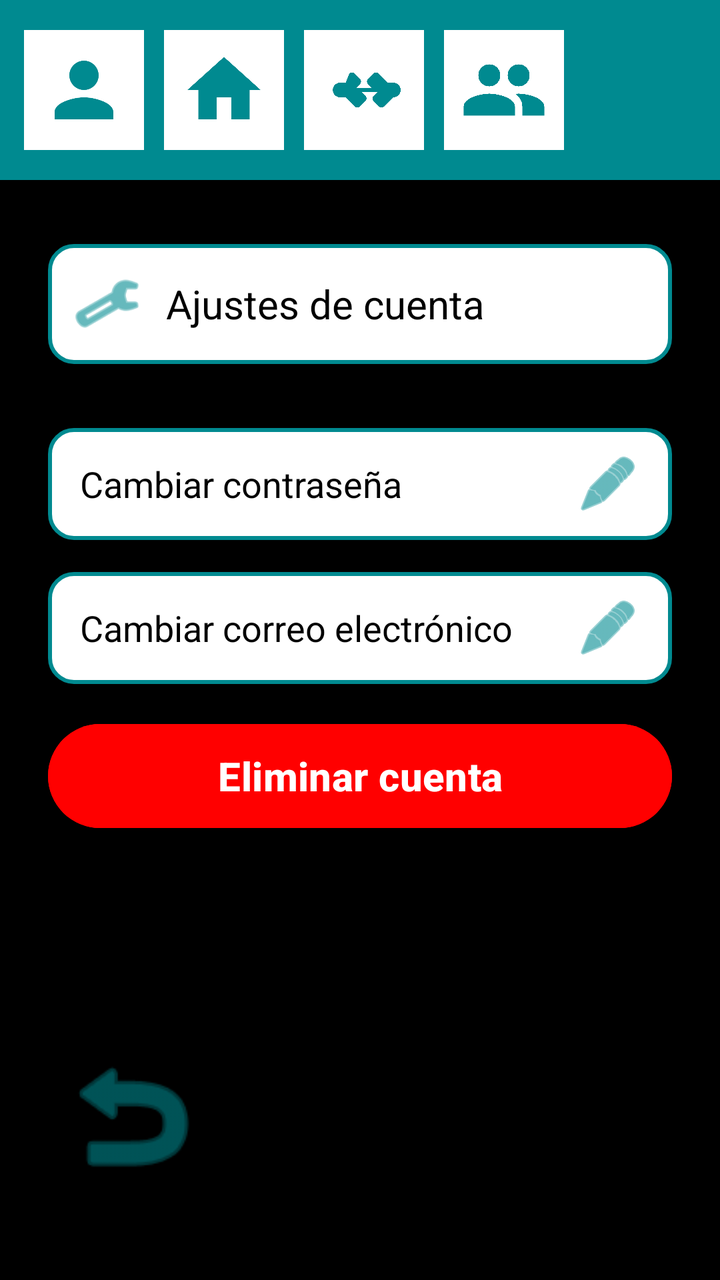
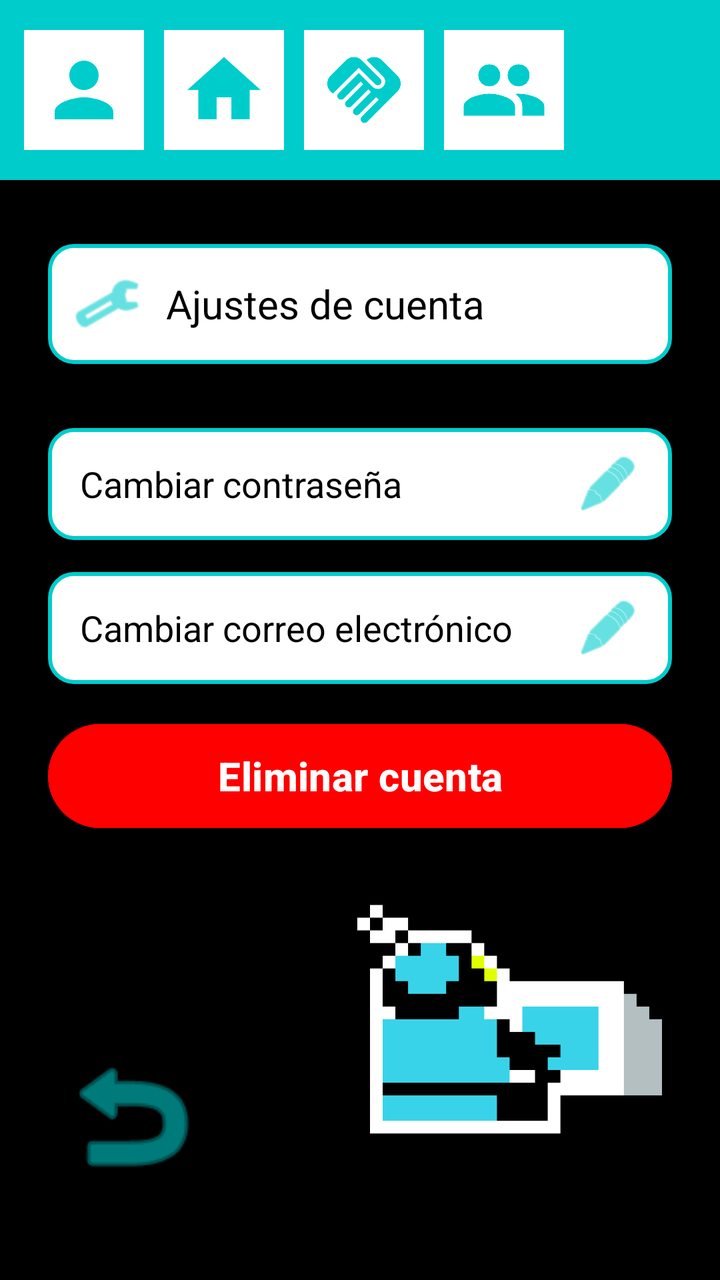

Compare the two renders of this Android layout. The source of the first and the diff that turns it into the second are given below.
<!-- AndroidManifest.xml: application theme Theme.QuikFile -->
<!-- res/layout/activity_account_settings.xml -->
<?xml version="1.0" encoding="utf-8"?>
<androidx.constraintlayout.widget.ConstraintLayout xmlns:android="http://schemas.android.com/apk/res/android"
    xmlns:app="http://schemas.android.com/apk/res-auto"
    xmlns:tools="http://schemas.android.com/tools"
    android:layout_width="match_parent"
    android:layout_height="match_parent"
    android:background="@color/background_black"
    tools:context=".AccountSettingsActivity">

    
    <LinearLayout
        android:id="@+id/topBar"
        android:layout_width="match_parent"
        android:layout_height="90dp"
        android:background="@color/blue_app"
        android:gravity="center_vertical"
        android:orientation="horizontal"
        android:paddingStart="12dp"
        android:paddingEnd="12dp"
        android:elevation="4dp"
        app:layout_constraintTop_toTopOf="parent">

        <ImageView
            android:id="@+id/btnSettingsTop"
            android:layout_width="60dp"
            android:layout_height="60dp"
            android:layout_marginEnd="10dp"
            android:background="@color/white"
            android:padding="8dp"
            android:src="@drawable/ic_person"
            app:tint="@color/blue_app" />

        <ImageView
            android:id="@+id/btnHomeTop"
            android:layout_width="60dp"
            android:layout_height="60dp"
            android:layout_marginEnd="10dp"
            android:background="@color/white"
            android:padding="8dp"
            android:src="@drawable/ic_home"
            app:tint="@color/blue_app" />

        <ImageView
            android:id="@+id/btnSharedTop"
            android:layout_width="60dp"
            android:layout_height="60dp"
            android:layout_marginEnd="10dp"
            android:background="@color/white"
            android:padding="8dp"
            android:src="@drawable/ic_handshake"
            app:tint="@color/blue_app" />

        <ImageView
            android:id="@+id/btnLoginTop"
            android:layout_width="60dp"
            android:layout_height="60dp"
            android:background="@color/white"
            android:padding="8dp"
            android:src="@drawable/ic_group"
            app:tint="@color/blue_app" />
    </LinearLayout>

    
    <LinearLayout
        android:id="@+id/titleBar"
        android:layout_width="match_parent"
        android:layout_height="60dp"
        android:layout_marginStart="24dp"
        android:layout_marginTop="32dp"
        android:layout_marginEnd="24dp"
        android:background="@drawable/search_bar_background"
        android:gravity="center_vertical"
        android:orientation="horizontal"
        android:paddingStart="12dp"
        android:paddingEnd="12dp"
        app:layout_constraintTop_toBottomOf="@id/topBar">

        <ImageView
            android:layout_width="35dp"
            android:layout_height="35dp"
            android:src="@android:drawable/ic_menu_manage"
            app:tint="@color/blue_app" />

        <TextView
            android:layout_width="wrap_content"
            android:layout_height="wrap_content"
            android:layout_marginStart="12dp"
            android:text="Ajustes de cuenta"
            android:textColor="@color/black"
            android:textSize="20sp" />
    </LinearLayout>

    
    <LinearLayout
        android:id="@+id/optionsLayout"
        android:layout_width="match_parent"
        android:layout_height="wrap_content"
        android:layout_marginStart="24dp"
        android:layout_marginTop="32dp"
        android:layout_marginEnd="24dp"
        android:orientation="vertical"
        app:layout_constraintTop_toBottomOf="@id/titleBar">

        
        <LinearLayout
            android:id="@+id/btnChangePassword"
            android:layout_width="match_parent"
            android:layout_height="56dp"
            android:layout_marginBottom="16dp"
            android:background="@drawable/search_bar_background"
            android:gravity="center_vertical"
            android:orientation="horizontal"
            android:paddingStart="16dp"
            android:paddingEnd="16dp"
            android:clickable="true"
            android:focusable="true">

            <TextView
                android:layout_width="0dp"
                android:layout_height="wrap_content"
                android:layout_weight="1"
                android:text="Cambiar contraseña"
                android:textColor="@color/black"
                android:textSize="18sp" />

            <ImageView
                android:layout_width="32dp"
                android:layout_height="32dp"
                android:src="@android:drawable/ic_menu_edit"
                app:tint="@color/blue_app" />
        </LinearLayout>

        
        <LinearLayout
            android:id="@+id/btnChangeEmail"
            android:layout_width="match_parent"
            android:layout_height="56dp"
            android:layout_marginBottom="16dp"
            android:background="@drawable/search_bar_background"
            android:gravity="center_vertical"
            android:orientation="horizontal"
            android:paddingStart="16dp"
            android:paddingEnd="16dp"
            android:clickable="true"
            android:focusable="true">

            <TextView
                android:layout_width="0dp"
                android:layout_height="wrap_content"
                android:layout_weight="1"
                android:text="Cambiar correo electrónico"
                android:textColor="@color/black"
                android:textSize="18sp" />

            <ImageView
                android:layout_width="32dp"
                android:layout_height="32dp"
                android:src="@android:drawable/ic_menu_edit"
                app:tint="@color/blue_app" />
        </LinearLayout>

        
        <Button
            android:id="@+id/btnDeleteAccount"
            android:layout_width="match_parent"
            android:layout_height="60dp"
            android:backgroundTint="@color/red_delete"
            android:text="Eliminar cuenta"
            android:textAllCaps="false"
            android:textColor="@color/white"
            android:textSize="20sp"
            android:textStyle="bold" />
    </LinearLayout>

    
    <ImageView
        android:id="@+id/btnBack"
        android:layout_width="100dp"
        android:layout_height="100dp"
        android:layout_marginStart="16dp"
        android:layout_marginBottom="32dp"
        android:padding="12dp"
        android:src="@android:drawable/ic_menu_revert"
        app:layout_constraintBottom_toBottomOf="parent"
        app:layout_constraintStart_toStartOf="parent"
        app:tint="@color/blue_app" />

</androidx.constraintlayout.widget.ConstraintLayout>
<!-- resources referenced by this layout -->
<resources>
  <color name="background_black">#000000</color>//si lo he puesto todo bien sobraria este
  <color name="black">#FF000000</color>
  <color name="blue_app">#008A90</color>
  <color name="red_delete">#FF0000</color>
  <color name="white">#FFFFFFFF</color>
  <!-- drawable ic_group (drawable) -->
  <?xml version="1.0" encoding="utf-8"?>
  <vector xmlns:android="http://schemas.android.com/apk/res/android"
      android:width="24dp"
      android:height="24dp"
      android:viewportWidth="24"
      android:viewportHeight="24">
      <path
          android:fillColor="#000000"
          android:pathData="M16,11c1.66,0 2.99,-1.34 2.99,-3S17.66,5 16,5s-3,1.34 -3,3 1.34,3 3,3zM8,11c1.66,0 2.99,-1.34 2.99,-3S9.66,5 8,5 5,6.34 5,8s1.34,3 3,3zM8,13c-2.33,0 -7,1.17 -7,3.5V19h14v-2.5c0,-2.33 -4.67,-3.5 -7,-3.5zM16,13c-0.29,0 -0.62,0.02 -0.97,0.05 1.16,0.84 1.97,1.97 1.97,3.45V19h6v-2.5c0,-2.33 -4.67,-3.5 -7,-3.5z"/>
  </vector>
  <!-- drawable ic_handshake (drawable) -->
  <?xml version="1.0" encoding="utf-8"?>
  <vector xmlns:android="http://schemas.android.com/apk/res/android"
      android:width="24dp"
      android:height="24dp"
      android:viewportWidth="24"
      android:viewportHeight="24">
      <path
          android:fillColor="#000000"
          android:pathData="M22,12c0,-1.1 -0.9,-2 -2,-2h-1.5l-2.5,-2.5c-0.39,-0.39 -1.01,-0.39 -1.4,0l-1.5,1.5c-0.39,0.39 -0.39,1.01 0,1.4l1.1,1.1h-4.4l1.1,-1.1c0.39,-0.39 0.39,-1.01 0,-1.4l-1.5,-1.5c-0.39,-0.39 -1.01,-0.39 -1.4,0L7,10H5.5c-1.1,0 -2,0.9 -2,2s0.9,2 2,2h1.5l2.5,2.5c0.39,0.39 1.01,0.39 1.4,0l1.5,-1.5c0.39,-0.39 0.39,-1.01 0,-1.4l-1.1,-1.1h4.4l-1.1,1.1c-0.39,0.39 -0.39,1.01 0,1.4l1.5,1.5c0.39,0.39 1.01,0.39 1.4,0l2.5,-2.5H20c1.1,0 2,-0.9 2,-2z"/>
  </vector>
  <!-- drawable ic_home (drawable) -->
  <?xml version="1.0" encoding="utf-8"?>
  <vector xmlns:android="http://schemas.android.com/apk/res/android"
      android:width="24dp"
      android:height="24dp"
      android:viewportWidth="24"
      android:viewportHeight="24">
      <path
          android:fillColor="#000000"
          android:pathData="M10,20V14H14V20H19V12H22L12,3L2,12H5V20H10Z"/>
  </vector>
  <!-- drawable ic_person (drawable) -->
  <?xml version="1.0" encoding="utf-8"?>
  <vector xmlns:android="http://schemas.android.com/apk/res/android"
      android:width="24dp"
      android:height="24dp"
      android:viewportWidth="24"
      android:viewportHeight="24">
      <path
          android:fillColor="#000000"
          android:pathData="M12,12c2.21,0 4,-1.79 4,-4s-1.79,-4 -4,-4 -4,1.79 -4,4 1.79,4 4,4zM12,14c-2.67,0 -8,1.34 -8,4v2h16v-2c0,-2.66 -5.33,-4 -8,-4z"/>
  </vector>
  <!-- drawable search_bar_background (drawable) -->
  <?xml version="1.0" encoding="utf-8"?>
  <shape xmlns:android="http://schemas.android.com/apk/res/android">
      <solid android:color="@color/white" />
      <corners android:radius="12dp" />
      <stroke android:width="2dp" android:color="@color/blue_app" />
  </shape>
  <style name="Theme.QuikFile" parent="Base.Theme.QuikFile" />
  <style name="Base.Theme.QuikFile" parent="Theme.Material3.DayNight.NoActionBar">
          
          
      </style>
</resources>

<!-- the commit's change to res/layout/activity_account_settings.xml (unified diff, before → after) -->
@@ -4,7 +4,7 @@
     xmlns:tools="http://schemas.android.com/tools"
     android:layout_width="match_parent"
     android:layout_height="match_parent"
-    android:background="@color/background_black"
+    android:background="@color/black"
     tools:context=".AccountSettingsActivity">
 
     
@@ -185,4 +185,14 @@
         app:layout_constraintStart_toStartOf="parent"
         app:tint="@color/blue_app" />
 
+    <ImageView
+        android:id="@+id/imageView2"
+        android:layout_width="179dp"
+        android:layout_height="216dp"
+        android:layout_marginEnd="16dp"
+        android:layout_marginBottom="20dp"
+        app:layout_constraintBottom_toBottomOf="parent"
+        app:layout_constraintEnd_toEndOf="parent"
+        app:srcCompat="@drawable/spark_sitting_up" />
+
 </androidx.constraintlayout.widget.ConstraintLayout>
<!-- resource entries referenced after the edit -->
@@ -1,8 +1,7 @@
 <!-- resources referenced by this layout -->
 <resources>
-  <color name="background_black">#000000</color>//si lo he puesto todo bien sobraria este
   <color name="black">#FF000000</color>
-  <color name="blue_app">#008A90</color>
+  <color name="blue_app">#00CCCC</color>
   <color name="red_delete">#FF0000</color>
   <color name="white">#FFFFFFFF</color>
   <!-- drawable ic_group (drawable) -->
@@ -17,15 +16,10 @@
           android:pathData="M16,11c1.66,0 2.99,-1.34 2.99,-3S17.66,5 16,5s-3,1.34 -3,3 1.34,3 3,3zM8,11c1.66,0 2.99,-1.34 2.99,-3S9.66,5 8,5 5,6.34 5,8s1.34,3 3,3zM8,13c-2.33,0 -7,1.17 -7,3.5V19h14v-2.5c0,-2.33 -4.67,-3.5 -7,-3.5zM16,13c-0.29,0 -0.62,0.02 -0.97,0.05 1.16,0.84 1.97,1.97 1.97,3.45V19h6v-2.5c0,-2.33 -4.67,-3.5 -7,-3.5z"/>
   </vector>
   <!-- drawable ic_handshake (drawable) -->
-  <?xml version="1.0" encoding="utf-8"?>
-  <vector xmlns:android="http://schemas.android.com/apk/res/android"
-      android:width="24dp"
-      android:height="24dp"
-      android:viewportWidth="24"
-      android:viewportHeight="24">
-      <path
-          android:fillColor="#000000"
-          android:pathData="M22,12c0,-1.1 -0.9,-2 -2,-2h-1.5l-2.5,-2.5c-0.39,-0.39 -1.01,-0.39 -1.4,0l-1.5,1.5c-0.39,0.39 -0.39,1.01 0,1.4l1.1,1.1h-4.4l1.1,-1.1c0.39,-0.39 0.39,-1.01 0,-1.4l-1.5,-1.5c-0.39,-0.39 -1.01,-0.39 -1.4,0L7,10H5.5c-1.1,0 -2,0.9 -2,2s0.9,2 2,2h1.5l2.5,2.5c0.39,0.39 1.01,0.39 1.4,0l1.5,-1.5c0.39,-0.39 0.39,-1.01 0,-1.4l-1.1,-1.1h4.4l-1.1,1.1c-0.39,0.39 -0.39,1.01 0,1.4l1.5,1.5c0.39,0.39 1.01,0.39 1.4,0l2.5,-2.5H20c1.1,0 2,-0.9 2,-2z"/>
+  <vector xmlns:android="http://schemas.android.com/apk/res/android" android:height="24dp" android:tint="@color/blue_app" android:viewportHeight="24" android:viewportWidth="24" android:width="24dp">
+  
+      <path android:fillColor="@android:color/white" android:pathData="M16.48,10.41c-0.39,0.39 -1.04,0.39 -1.43,0l-4.47,-4.46l-7.05,7.04l-0.66,-0.63c-1.17,-1.17 -1.17,-3.07 0,-4.24l4.24,-4.24c1.17,-1.17 3.07,-1.17 4.24,0L16.48,9C16.87,9.39 16.87,10.02 16.48,10.41zM17.18,8.29c0.78,0.78 0.78,2.05 0,2.83c-1.27,1.27 -2.61,0.22 -2.83,0l-3.76,-3.76l-5.57,5.57c-0.39,0.39 -0.39,1.02 0,1.41c0.39,0.39 1.02,0.39 1.42,0l4.62,-4.62l0.71,0.71l-4.62,4.62c-0.39,0.39 -0.39,1.02 0,1.41c0.39,0.39 1.02,0.39 1.42,0l4.62,-4.62l0.71,0.71l-4.62,4.62c-0.39,0.39 -0.39,1.02 0,1.41c0.39,0.39 1.02,0.39 1.41,0l4.62,-4.62l0.71,0.71l-4.62,4.62c-0.39,0.39 -0.39,1.02 0,1.41c0.39,0.39 1.02,0.39 1.41,0l8.32,-8.34c1.17,-1.17 1.17,-3.07 0,-4.24l-4.24,-4.24c-1.15,-1.15 -3.01,-1.17 -4.18,-0.06L17.18,8.29z"/>
+  
   </vector>
   <!-- drawable ic_home (drawable) -->
   <?xml version="1.0" encoding="utf-8"?>
@@ -56,6 +50,7 @@
       <corners android:radius="12dp" />
       <stroke android:width="2dp" android:color="@color/blue_app" />
   </shape>
+  <!-- drawable spark_sitting_up: png bitmap (drawable, 2425 bytes) -->
   <style name="Theme.QuikFile" parent="Base.Theme.QuikFile" />
   <style name="Base.Theme.QuikFile" parent="Theme.Material3.DayNight.NoActionBar">
           
